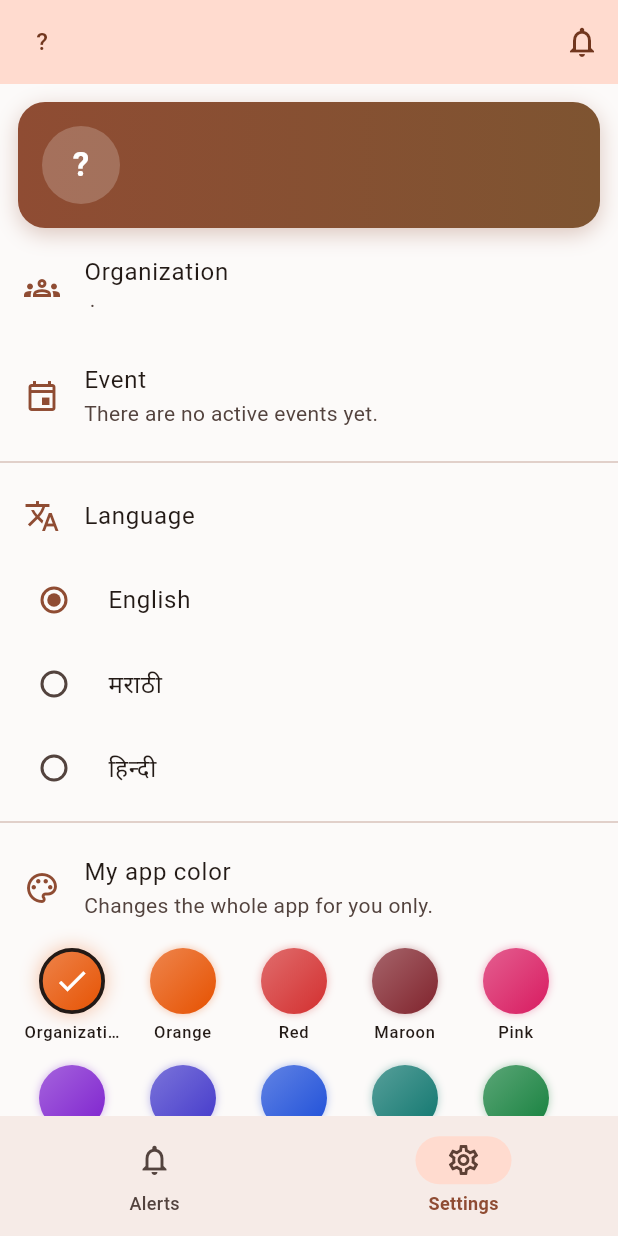
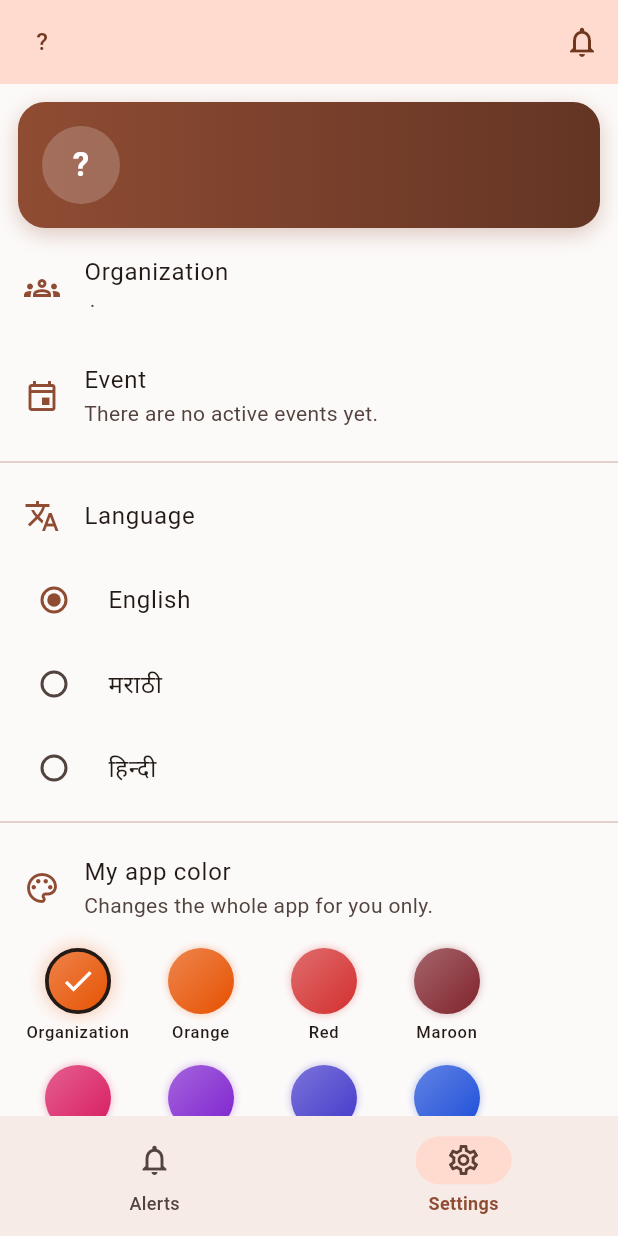
Before and after one commit to Riteshk1218/vargani, a Flutter app: the HomeShell screen opened directly, item 2 of the bottom bar chosen, on a phone screen of 412 x 824 dp. Run offline on Flutter 3.47's test engine with Material 3 defaults, Android fonts, the phone set to English and light mode, and no system bars; our stand-ins replace flutter_secure_storage, image_picker, open_filex, shared_preferences, web; missing offline and left inert: dart:js_interop, razorpay_flutter; accounts and stored records are empty; network calls fail; project files that could hold a hidden picture were left out.

Commit message:
Shorter organization color label, deeper profile header gradient
Co-Authored-By: Claude Opus 5.5 <noreply@anthropic.com>
Claude-Session: https://claude.ai/code/session_01ShdmLqLFgJ6rwEosHQV9Gw

```diff
--- a/mobile/lib/l10n/strings.dart
+++ b/mobile/lib/l10n/strings.dart
@@ -105,6 +105,7 @@ const Map<String, Map<String, String>> _strings = {
     'org_color': 'Organization color',
     'org_color_help': 'The main color for everyone in this organization.',
     'color_saved': 'Color changed',
+    'color_org': 'Organization',
     'color_orange': 'Orange',
     'color_red': 'Red',
     'color_maroon': 'Maroon',
@@ -379,6 +380,7 @@ const Map<String, Map<String, String>> _strings = {
     'org_color': 'संस्थेचा रंग',
     'org_color_help': 'या संस्थेतील सर्वांसाठी मुख्य रंग.',
     'color_saved': 'रंग बदलला',
+    'color_org': 'संस्थेचा',
     'color_orange': 'केशरी',
     'color_red': 'लाल',
     'color_maroon': 'मरून',
@@ -652,6 +654,7 @@ const Map<String, Map<String, String>> _strings = {
     'org_color': 'संस्था का रंग',
     'org_color_help': 'इस संस्था में सभी के लिए मुख्य रंग।',
     'color_saved': 'रंग बदल गया',
+    'color_org': 'संस्था का',
     'color_orange': 'नारंगी',
     'color_red': 'लाल',
     'color_maroon': 'मैरून',
--- a/mobile/lib/screens/settings_screen.dart
+++ b/mobile/lib/screens/settings_screen.dart
@@ -29,7 +29,7 @@ class SettingsScreen extends StatelessWidget {
         padding: const EdgeInsets.all(16),
         decoration: BoxDecoration(
           borderRadius: BorderRadius.circular(18),
-          gradient: LinearGradient(colors: [scheme.primary, Color.lerp(scheme.primary, scheme.tertiary, 0.45)!]),
+          gradient: LinearGradient(colors: [scheme.primary, Color.lerp(scheme.primary, Colors.black, 0.3)!]),
           boxShadow: [BoxShadow(color: scheme.primary.withValues(alpha: 0.3), blurRadius: 12, offset: const Offset(0, 4))],
         ),
         child: Row(children: [
@@ -93,7 +93,7 @@ class SettingsScreen extends StatelessWidget {
         child: ThemeSwatches(
           value: app.userThemeColor,
           orgColor: app.orgThemeColor,
-          orgLabel: t('org_color'),
+          orgLabel: t('color_org'),
           label: (c) => t('color_$c'),
           onChanged: (c) => save(() => app.setThemeColor(c)),
         ),
--- a/mobile/lib/util/theme.dart
+++ b/mobile/lib/util/theme.dart
@@ -152,7 +152,7 @@ class ThemeSwatches extends StatelessWidget {
                 ),
                 const SizedBox(height: 4),
                 SizedBox(
-                  width: 64,
+                  width: 72,
                   child: Text(
                     name,
                     textAlign: TextAlign.center,
```
